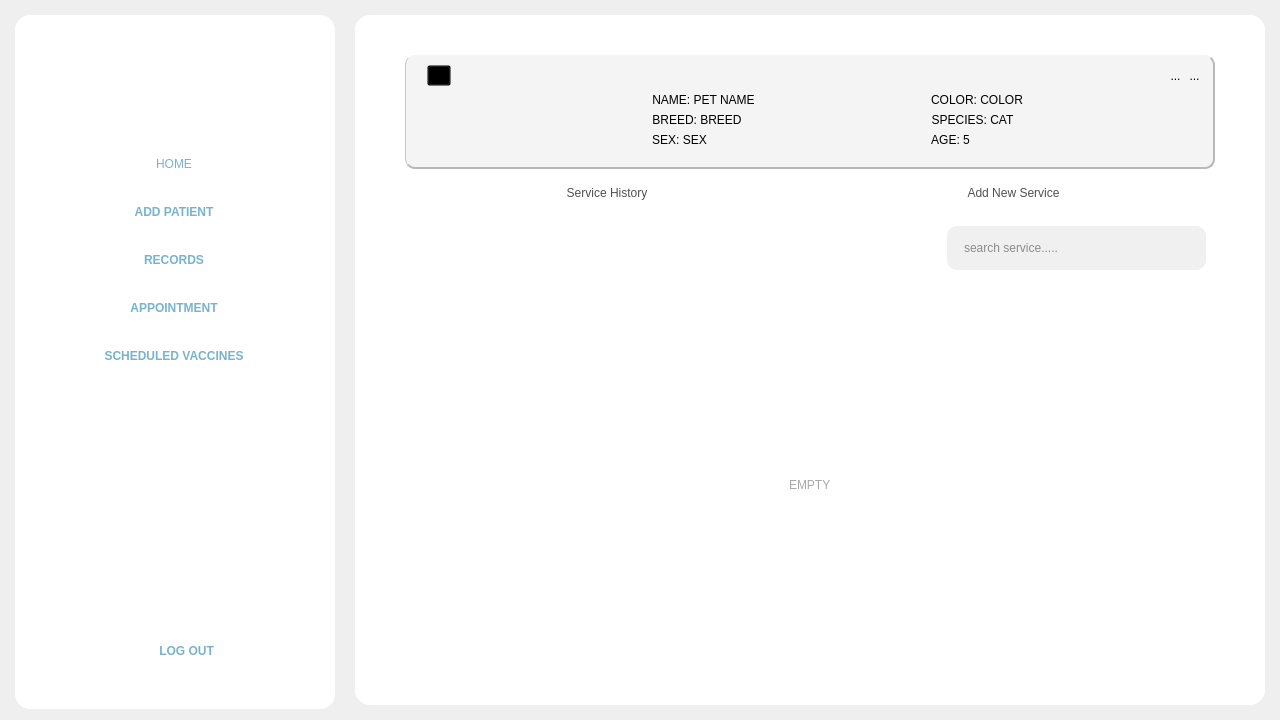
Qt form Frontend/Home.ui (DreddVDomasian/Petmate-Desktop-Application) before a commit.
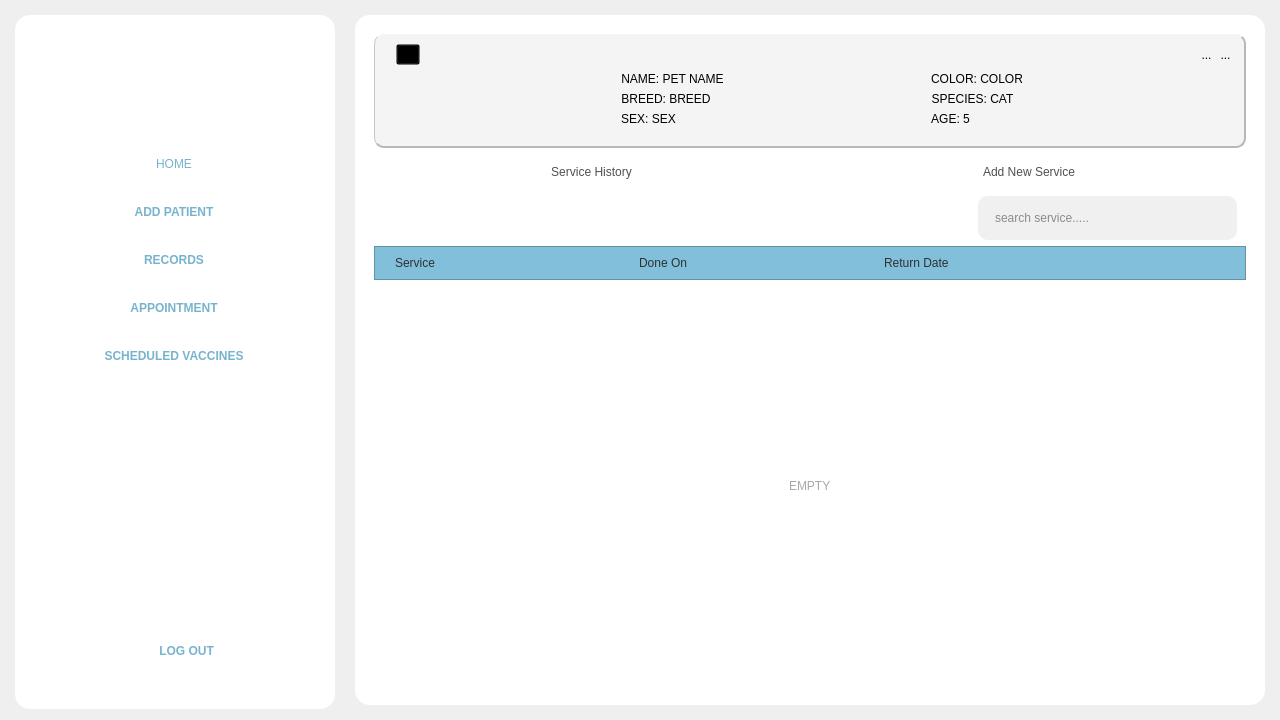
The same form after that commit. The open tabs and pages were chosen to show the change. Icons and pictures are not drawn.

Commit message:
Improve service history UI and logic
Enhanced the service history section with a new table header, adjusted layout margins, and improved visibility toggling for notes in service cards. Updated app.py to show/hide the header based on service data, refactored note toggling logic, and improved empty state handling for patients and services.

```diff
--- a/Frontend/Home.ui
+++ b/Frontend/Home.ui
@@ -1951,8 +1951,8 @@
                <rect>
                 <x>0</x>
                 <y>0</y>
-                <width>874</width>
-                <height>500</height>
+                <width>150</width>
+                <height>33</height>
                </rect>
               </property>
               <property name="styleSheet">
@@ -2386,7 +2386,7 @@
                    <rect>
                     <x>0</x>
                     <y>0</y>
-                    <width>857</width>
+                    <width>413</width>
                     <height>606</height>
                    </rect>
                   </property>
@@ -4377,7 +4377,7 @@
            <item>
             <widget class="QStackedWidget" name="profileStackedWidget">
              <property name="currentIndex">
-              <number>1</number>
+              <number>0</number>
              </property>
              <widget class="QWidget" name="petCardsPage">
               <layout class="QVBoxLayout" name="verticalLayout_20">
@@ -4442,8 +4442,8 @@
                    <rect>
                     <x>0</x>
                     <y>0</y>
-                    <width>401</width>
-                    <height>109</height>
+                    <width>812</width>
+                    <height>417</height>
                    </rect>
                   </property>
                   <layout class="QGridLayout" name="gridLayout_6">
@@ -7561,15 +7561,6 @@
               <enum>QFrame::Raised</enum>
              </property>
              <layout class="QVBoxLayout" name="verticalLayout_51">
-              <property name="leftMargin">
-               <number>40</number>
-              </property>
-              <property name="topMargin">
-               <number>30</number>
-              </property>
-              <property name="rightMargin">
-               <number>40</number>
-              </property>
               <item>
                <widget class="QFrame" name="petProfileCard">
                 <property name="styleSheet">
@@ -8004,6 +7995,15 @@
                      <property name="sizeConstraint">
                       <enum>QLayout::SetDefaultConstraint</enum>
                      </property>
+                     <property name="leftMargin">
+                      <number>0</number>
+                     </property>
+                     <property name="topMargin">
+                      <number>0</number>
+                     </property>
+                     <property name="bottomMargin">
+                      <number>0</number>
+                     </property>
                      <item alignment="Qt::AlignRight">
                       <widget class="QLineEdit" name="searchBar_3">
                        <property name="sizePolicy">
@@ -8104,6 +8104,92 @@
                     </layout>
                    </widget>
                   </item>
+                  <item>
+                   <widget class="QFrame" name="serviceTableHeader">
+                    <property name="styleSheet">
+                     <string notr="true">QFrame{
+	color: rgb(48, 48, 48);
+    font: 63 12pt &quot;Montserrat SemiBold&quot;;
+	background-color:rgb(129, 191, 218);
+}</string>
+                    </property>
+                    <property name="frameShape">
+                     <enum>QFrame::StyledPanel</enum>
+                    </property>
+                    <property name="frameShadow">
+                     <enum>QFrame::Raised</enum>
+                    </property>
+                    <layout class="QHBoxLayout" name="horizontalLayout_74">
+                     <property name="leftMargin">
+                      <number>20</number>
+                     </property>
+                     <property name="rightMargin">
+                      <number>20</number>
+                     </property>
+                     <item>
+                      <widget class="QLabel" name="label_157">
+                       <property name="sizePolicy">
+                        <sizepolicy hsizetype="Preferred" vsizetype="Fixed">
+                         <horstretch>0</horstretch>
+                         <verstretch>0</verstretch>
+                        </sizepolicy>
+                       </property>
+                       <property name="styleSheet">
+                        <string notr="true"/>
+                       </property>
+                       <property name="text">
+                        <string>Service</string>
+                       </property>
+                      </widget>
+                     </item>
+                     <item>
+                      <widget class="QLabel" name="label_158">
+                       <property name="sizePolicy">
+                        <sizepolicy hsizetype="Preferred" vsizetype="Fixed">
+                         <horstretch>0</horstretch>
+                         <verstretch>0</verstretch>
+                        </sizepolicy>
+                       </property>
+                       <property name="styleSheet">
+                        <string notr="true"/>
+                       </property>
+                       <property name="text">
+                        <string>Done On</string>
+                       </property>
+                      </widget>
+                     </item>
+                     <item>
+                      <widget class="QLabel" name="label_159">
+                       <property name="sizePolicy">
+                        <sizepolicy hsizetype="Preferred" vsizetype="Fixed">
+                         <horstretch>0</horstretch>
+                         <verstretch>0</verstretch>
+                        </sizepolicy>
+                       </property>
+                       <property name="text">
+                        <string>Return Date</string>
+                       </property>
+                      </widget>
+                     </item>
+                     <item>
+                      <widget class="QLabel" name="label_160">
+                       <property name="sizePolicy">
+                        <sizepolicy hsizetype="Fixed" vsizetype="Fixed">
+                         <horstretch>0</horstretch>
+                         <verstretch>0</verstretch>
+                        </sizepolicy>
+                       </property>
+                       <property name="styleSheet">
+                        <string notr="true">color:rgba(63, 63, 63, 0);</string>
+                       </property>
+                       <property name="text">
+                        <string>Open Notes ey ho</string>
+                       </property>
+                      </widget>
+                     </item>
+                    </layout>
+                   </widget>
+                  </item>
                   <item>
                    <widget class="QScrollArea" name="serviceHistoryScrollArea">
                     <property name="styleSheet">
@@ -8118,11 +8204,23 @@
                       <rect>
                        <x>0</x>
                        <y>0</y>
-                       <width>810</width>
-                       <height>319</height>
+                       <width>872</width>
+                       <height>307</height>
                       </rect>
                      </property>
                      <layout class="QVBoxLayout" name="verticalLayout_53">
+                      <property name="leftMargin">
+                       <number>0</number>
+                      </property>
+                      <property name="topMargin">
+                       <number>0</number>
+                      </property>
+                      <property name="rightMargin">
+                       <number>0</number>
+                      </property>
+                      <property name="bottomMargin">
+                       <number>0</number>
+                      </property>
                       <item alignment="Qt::AlignHCenter|Qt::AlignVCenter">
                        <widget class="QLabel" name="label_138">
                         <property name="styleSheet">
```
The commit also changes 2 other files.
